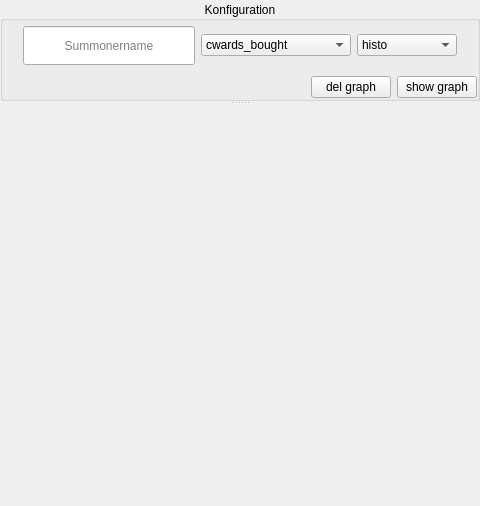
This is src/visuals/ui/forms/diagram_generator.ui in future-gadget-lab-de/league_scrim_analytics_suite as Qt 5 draws it before an edit. The edited form follows.
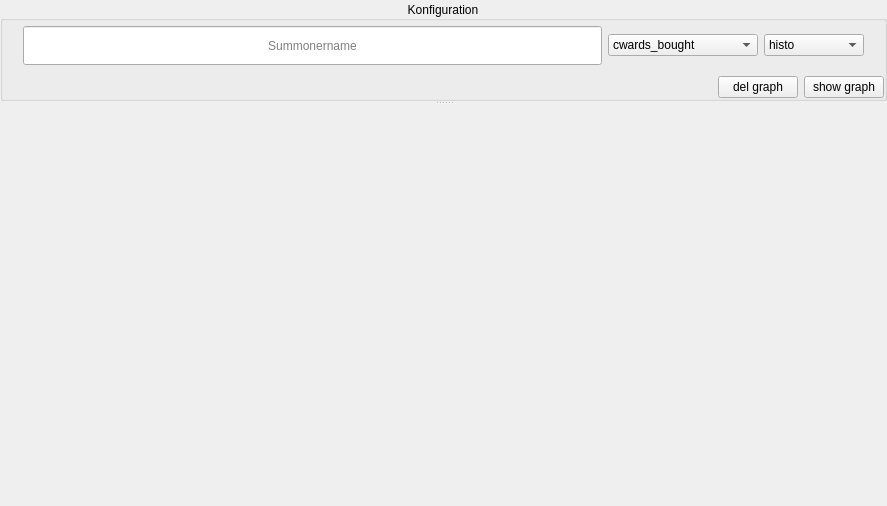
This is the edited form.

```diff
--- a/src/visuals/ui/forms/diagram_generator.ui
+++ b/src/visuals/ui/forms/diagram_generator.ui
@@ -6,7 +6,7 @@
    <rect>
     <x>0</x>
     <y>0</y>
-    <width>480</width>
+    <width>887</width>
     <height>506</height>
    </rect>
   </property>
```
